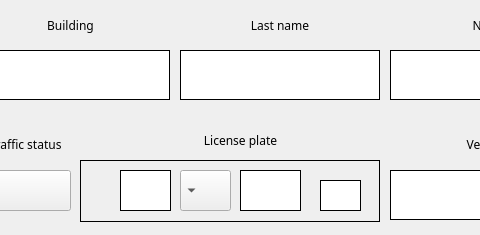
Before: the Qt Designer form gui/residentNew.ui in oaacUis/tesis-colombian-plate-recognition, drawn with Qt 5; both pictures show x 460 to 940 and y 0 to 235 of the 1064 by 235 pixel window.
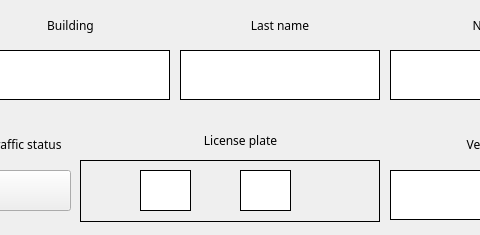
After: the same form once the commit is applied. Custom widgets are drawn as their Qt base class.

Commit message: Refactor plate number handling and UI elements for improved clarity and functionality

Diff of the .ui file:
```diff
--- a/gui/residentNew.ui
+++ b/gui/residentNew.ui
@@ -484,10 +484,10 @@
             <widget class="plateQLineEdit" name="plateTextNum_4">
                 <property name="geometry">
                     <rect>
-                        <x>780</x>
-                        <y>180</y>
-                        <width>41</width>
-                        <height>31</height>
+                        <x>700</x>
+                        <y>170</y>
+                        <width>51</width>
+                        <height>41</height>
                     </rect>
                 </property>
                 <property name="baseSize">
@@ -499,7 +499,7 @@
                 <property name="font">
                     <font>
                         <family>B Yekan</family>
-                        <pointsize>12</pointsize>
+                        <pointsize>14</pointsize>
                     </font>
                 </property>
                 <property name="cursor">
@@ -525,7 +525,7 @@
                     <bool>false</bool>
                 </property>
             </widget>
-            <widget class="plateQLineEdit" name="plateTextNum_3">
+            <!-- <widget class="plateQLineEdit" name="plateTextNum_3">
                 <property name="geometry">
                     <rect>
                         <x>700</x>
@@ -568,11 +568,11 @@
                 <property name="frame">
                     <bool>false</bool>
                 </property>
-            </widget>
+            </widget> -->
             <widget class="plateQLineEdit" name="plateTextNum_1">
                 <property name="geometry">
                     <rect>
-                        <x>580</x>
+                        <x>600</x>
                         <y>170</y>
                         <width>51</width>
                         <height>41</height>
@@ -613,7 +613,7 @@
                     <bool>false</bool>
                 </property>
             </widget>
-            <widget class="QComboBox" name="plateAlphabetComboBox">
+             <!-- <widget class="QComboBox" name="plateAlphabetComboBox">
                 <property name="geometry">
                     <rect>
                         <x>640</x>
@@ -637,7 +637,7 @@
                 <property name="styleSheet">
                     <string notr="true"/>
                 </property>
-            </widget>
+            </widget>  -->
             <widget class="QComboBox" name="statusComboBox">
                 <property name="geometry">
                     <rect>
```
Left out of the diff: 12 changed lines with no effect on the pictures. The commit also changes 4 other files.
